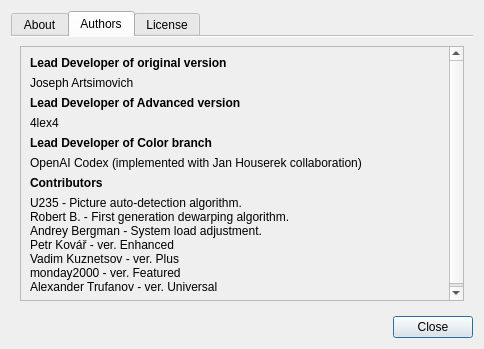
Above: src/app/AboutDialog.ui from bezverec/scantailor-advanced-color before the change. Below: the same form after it.
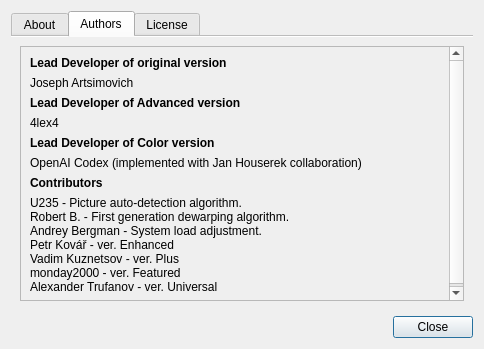
That is the form after the change. The open tabs and pages were chosen to show the change. Icons and pictures are not drawn.

Commit message: Update Color version authors wording

The edit to the form file:
```diff
--- a/src/app/AboutDialog.ui
+++ b/src/app/AboutDialog.ui
@@ -165,7 +165,7 @@
               <string notr="true">font-weight: bold;</string>
              </property>
              <property name="text">
-              <string>Lead Developer of Color branch</string>
+             <string>Lead Developer of Color version</string>
              </property>
             </widget>
            </item>
```
